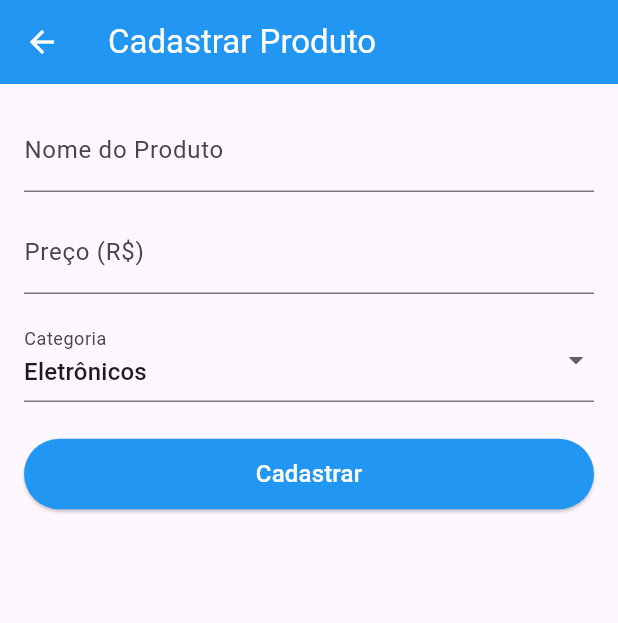
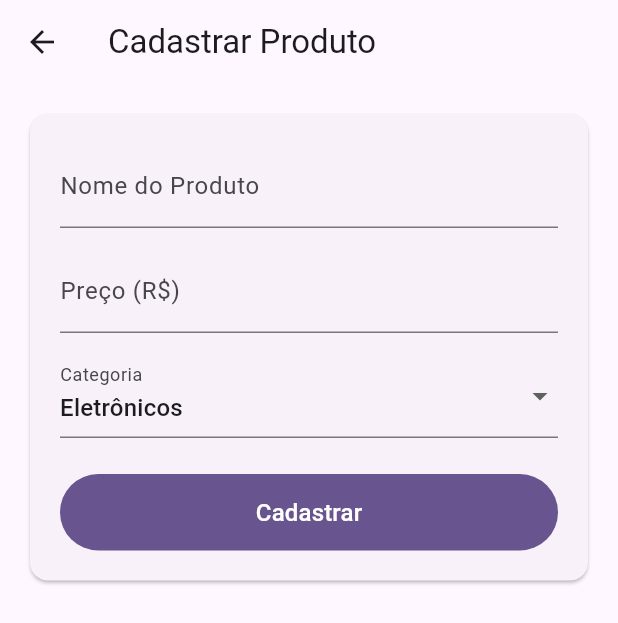
Before and after one commit to rodvpx/flutter_app_lista_produtos, a Flutter app: the AddProductScreen screen opened directly, on a phone screen of 412 x 824 dp. Shown: the top 623 px of the screen. Run offline on Flutter 3.47's test engine with Material 3 defaults, Android fonts, the phone set to English and light mode, and no system bars.

Commit message:
feat(product): atualiza tela de cadastro de produtos com novo layout e botão preenchido

```diff
--- a/lib/screens/add_product/add_product_screen.dart
+++ b/lib/screens/add_product/add_product_screen.dart
@@ -39,13 +39,12 @@ class _AddProductScreenState extends State<AddProductScreen> {
   @override
   Widget build(BuildContext context) {
     return Scaffold(
-      appBar: AppBar(
-        title: const Text('Cadastrar Produto'),
-        backgroundColor: Colors.blue,
-        foregroundColor: Colors.white,
-      ),
-      body: Padding(
-        padding: const EdgeInsets.all(16.0),
+      appBar: AppBar(title: const Text('Cadastrar Produto')),
+      body: SingleChildScrollView(
+        padding: const EdgeInsets.all(16),
+        child: Card(
+          child: Padding(
+            padding: const EdgeInsets.all(20),
             child: Form(
               key: _formKey,
               child: Column(
@@ -53,7 +52,10 @@ class _AddProductScreenState extends State<AddProductScreen> {
                 children: [
                   TextFormField(
                     controller: _nameController,
-                decoration: const InputDecoration(labelText: 'Nome do Produto'),
+                    textInputAction: TextInputAction.next,
+                    decoration: const InputDecoration(
+                      labelText: 'Nome do Produto',
+                    ),
                     validator: (value) {
                       if (value == null || value.isEmpty) {
                         return 'Informe o nome do produto';
@@ -61,7 +63,7 @@ class _AddProductScreenState extends State<AddProductScreen> {
                       return null;
                     },
                   ),
-              const SizedBox(height: 12),
+                  const SizedBox(height: 14),
                   TextFormField(
                     controller: _priceController,
                     keyboardType: const TextInputType.numberWithOptions(
@@ -78,7 +80,7 @@ class _AddProductScreenState extends State<AddProductScreen> {
                       return null;
                     },
                   ),
-              const SizedBox(height: 16),
+                  const SizedBox(height: 14),
                   DropdownButtonFormField<String>(
                     initialValue: _selectedCategory,
                     decoration: const InputDecoration(labelText: 'Categoria'),
@@ -95,16 +97,19 @@ class _AddProductScreenState extends State<AddProductScreen> {
                     },
                   ),
                   const SizedBox(height: 24),
-              ElevatedButton(
+                  FilledButton(
                     onPressed: _saveProduct,
-                style: ElevatedButton.styleFrom(
-                  backgroundColor: Colors.blue,
-                  foregroundColor: Colors.white,
-                  padding: const EdgeInsets.symmetric(vertical: 12),
+                    style: FilledButton.styleFrom(
+                      padding: const EdgeInsets.symmetric(vertical: 14),
                     ),
-                child: const Text('Cadastrar', style: TextStyle(fontSize: 16)),
+                    child: const Text(
+                      'Cadastrar',
+                      style: TextStyle(fontSize: 16),
+                    ),
                   ),
                 ],
+              ),
+            ),
           ),
         ),
       ),
```
Lines whose indentation alone changed are shown as unchanged.
